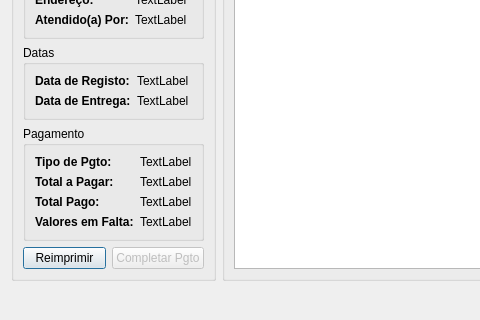
hkakutalua/lavemax, file Views/visualizereceiptdialog.ui: the form before one commit; both pictures show x 0 to 480 and y 148 to 468 of the 857 by 468 pixel window.
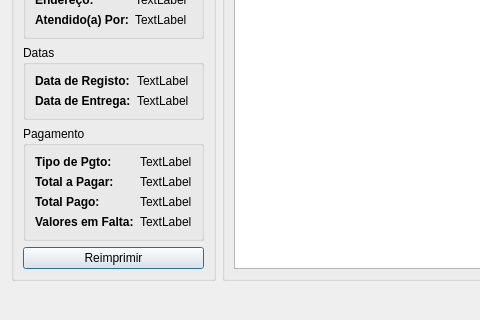
The form after the commit.

Commit message: Removed button to complete partial payments

Diff of the .ui file:
```diff
--- a/Views/visualizereceiptdialog.ui
+++ b/Views/visualizereceiptdialog.ui
@@ -262,16 +262,6 @@
           </property>
          </widget>
         </item>
-        <item>
-         <widget class="QPushButton" name="CompletePaymButton">
-          <property name="enabled">
-           <bool>false</bool>
-          </property>
-          <property name="text">
-           <string>Completar Pgto</string>
-          </property>
-         </widget>
-        </item>
        </layout>
       </item>
      </layout>
```
The commit also changes 1 other file.
